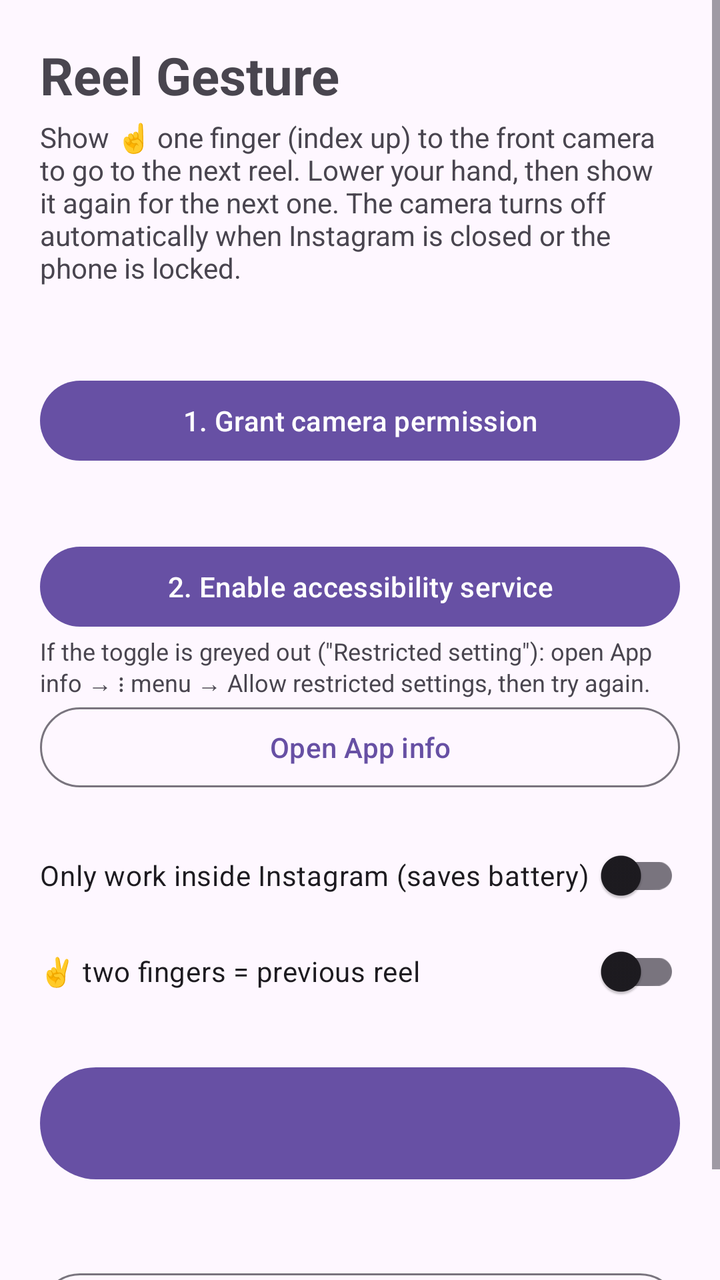
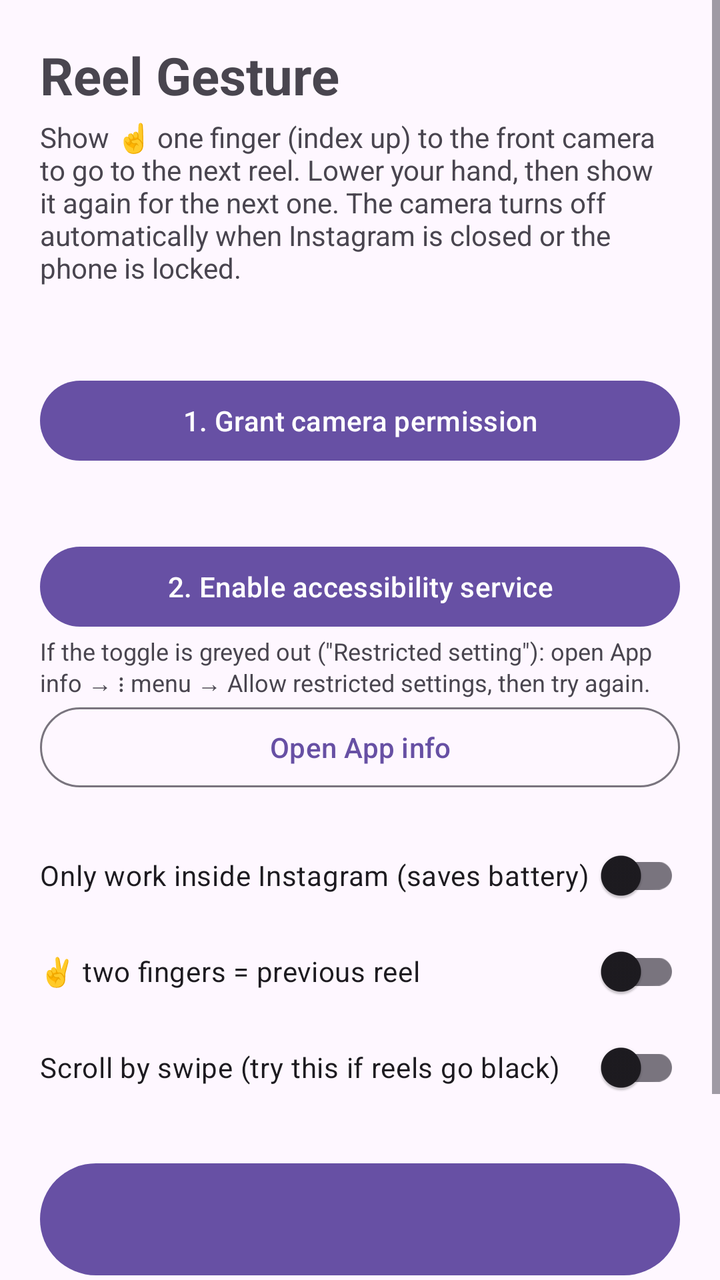

Screens rendered from an Android XML layout before and after an edit, with the pre-edit source and the edit as a unified diff.
<!-- AndroidManifest.xml: application theme Theme.ReelGesture -->
<!-- res/layout/activity_main.xml -->
<?xml version="1.0" encoding="utf-8"?>
<ScrollView xmlns:android="http://schemas.android.com/apk/res/android"
    android:layout_width="match_parent"
    android:layout_height="match_parent"
    android:fitsSystemWindows="true">

    <LinearLayout
        android:layout_width="match_parent"
        android:layout_height="wrap_content"
        android:orientation="vertical"
        android:padding="20dp">

        <TextView
            android:layout_width="wrap_content"
            android:layout_height="wrap_content"
            android:text="@string/app_name"
            android:textSize="26sp"
            android:textStyle="bold" />

        <TextView
            android:layout_width="match_parent"
            android:layout_height="wrap_content"
            android:layout_marginTop="4dp"
            android:text="Show ☝ one finger (index up) to the front camera to go to the next reel. Lower your hand, then show it again for the next one. The camera turns off automatically when Instagram is closed or the phone is locked." />

        
        <TextView
            android:id="@+id/cameraStatus"
            android:layout_width="match_parent"
            android:layout_height="wrap_content"
            android:layout_marginTop="24dp"
            android:textStyle="bold" />

        <Button
            android:id="@+id/grantCameraButton"
            android:layout_width="match_parent"
            android:layout_height="wrap_content"
            android:text="1. Grant camera permission" />

        
        <TextView
            android:id="@+id/accessibilityStatus"
            android:layout_width="match_parent"
            android:layout_height="wrap_content"
            android:layout_marginTop="16dp"
            android:textStyle="bold" />

        <Button
            android:id="@+id/accessibilityButton"
            android:layout_width="match_parent"
            android:layout_height="wrap_content"
            android:text="2. Enable accessibility service" />

        <TextView
            android:layout_width="match_parent"
            android:layout_height="wrap_content"
            android:text="If the toggle is greyed out (&quot;Restricted setting&quot;): open App info → ⋮ menu → Allow restricted settings, then try again."
            android:textSize="12sp" />

        <Button
            android:id="@+id/appInfoButton"
            style="?attr/materialButtonOutlinedStyle"
            android:layout_width="match_parent"
            android:layout_height="wrap_content"
            android:text="Open App info" />

        
        <androidx.appcompat.widget.SwitchCompat
            android:id="@+id/instagramOnlySwitch"
            android:layout_width="match_parent"
            android:layout_height="wrap_content"
            android:layout_marginTop="16dp"
            android:text="Only work inside Instagram (saves battery)" />

        <androidx.appcompat.widget.SwitchCompat
            android:id="@+id/allowPreviousSwitch"
            android:layout_width="match_parent"
            android:layout_height="wrap_content"
            android:text="✌ two fingers = previous reel" />

        
        <Button
            android:id="@+id/startStopButton"
            android:layout_width="match_parent"
            android:layout_height="64dp"
            android:layout_marginTop="20dp"
            android:textSize="18sp" />

        <TextView
            android:id="@+id/serviceStatus"
            android:layout_width="match_parent"
            android:layout_height="wrap_content"
            android:layout_marginTop="8dp" />

        <Button
            android:id="@+id/openInstagramButton"
            style="?attr/materialButtonOutlinedStyle"
            android:layout_width="match_parent"
            android:layout_height="wrap_content"
            android:layout_marginTop="12dp"
            android:text="Open Instagram" />
    </LinearLayout>
</ScrollView>
<!-- resources referenced by this layout -->
<resources>
  <string name="app_name">Reel Gesture</string>
  <style name="Theme.ReelGesture" parent="Theme.Material3.DayNight" />
</resources>

<!-- the commit's change to res/layout/activity_main.xml (unified diff, before → after) -->
@@ -78,6 +78,12 @@
             android:layout_height="wrap_content"
             android:text="✌ two fingers = previous reel" />
 
+        <androidx.appcompat.widget.SwitchCompat
+            android:id="@+id/scrollBySwipeSwitch"
+            android:layout_width="match_parent"
+            android:layout_height="wrap_content"
+            android:text="Scroll by swipe (try this if reels go black)" />
+
         
         <Button
             android:id="@+id/startStopButton"
